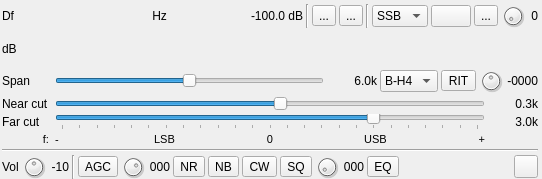
Above: plugins/channelrx/wdsprx/wdsprxgui.ui from f4exb/sdrangel before the change. Below: the same form after it.
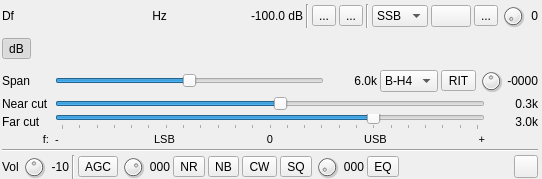
That is the form after the change. Icons and pictures are not drawn. Custom widgets are drawn as their Qt base class.

Commit message: WDSP receiver: implement dB or S points option for the signal strength meter

```diff
--- a/plugins/channelrx/wdsprx/wdsprxgui.ui
+++ b/plugins/channelrx/wdsprx/wdsprxgui.ui
@@ -331,10 +331,19 @@
     <item>
      <layout class="QHBoxLayout" name="channelPowerMeterLayout">
       <item>
-       <widget class="QLabel" name="channelPowerMeterUnits">
+       <widget class="QToolButton" name="dbOrS">
+        <property name="toolTip">
+         <string>Toggle between dB and S units</string>
+        </property>
         <property name="text">
          <string>dB</string>
         </property>
+        <property name="checkable">
+         <bool>true</bool>
+        </property>
+        <property name="checked">
+         <bool>true</bool>
+        </property>
        </widget>
       </item>
       <item>
```
The commit also changes 12 other files.
